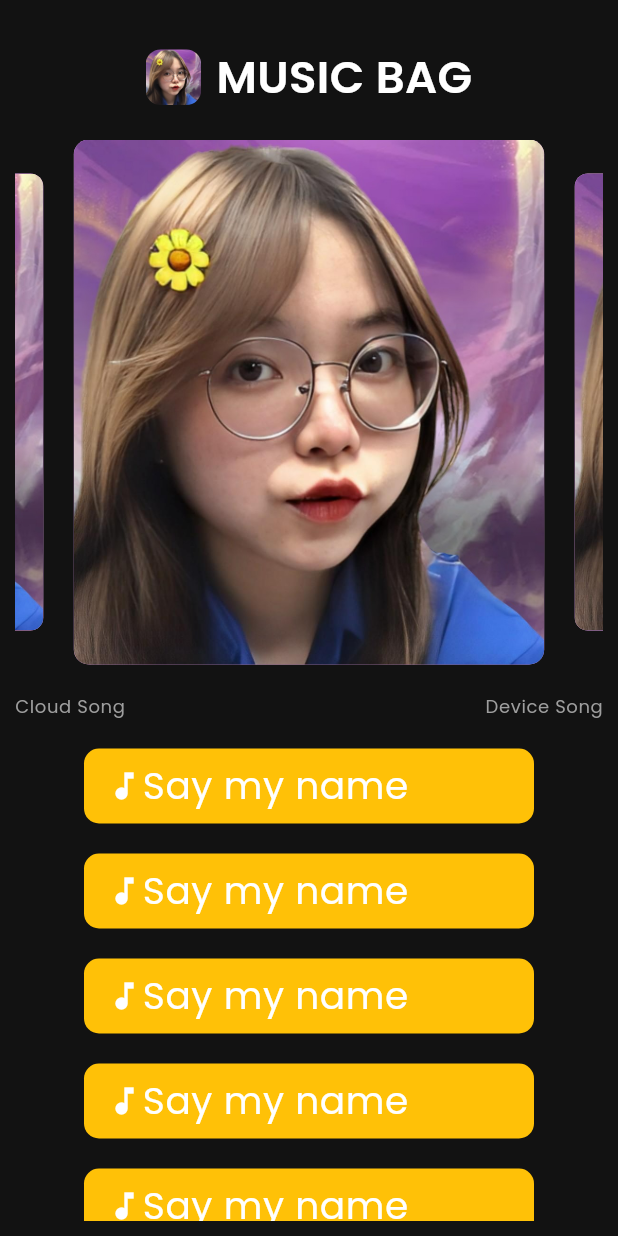
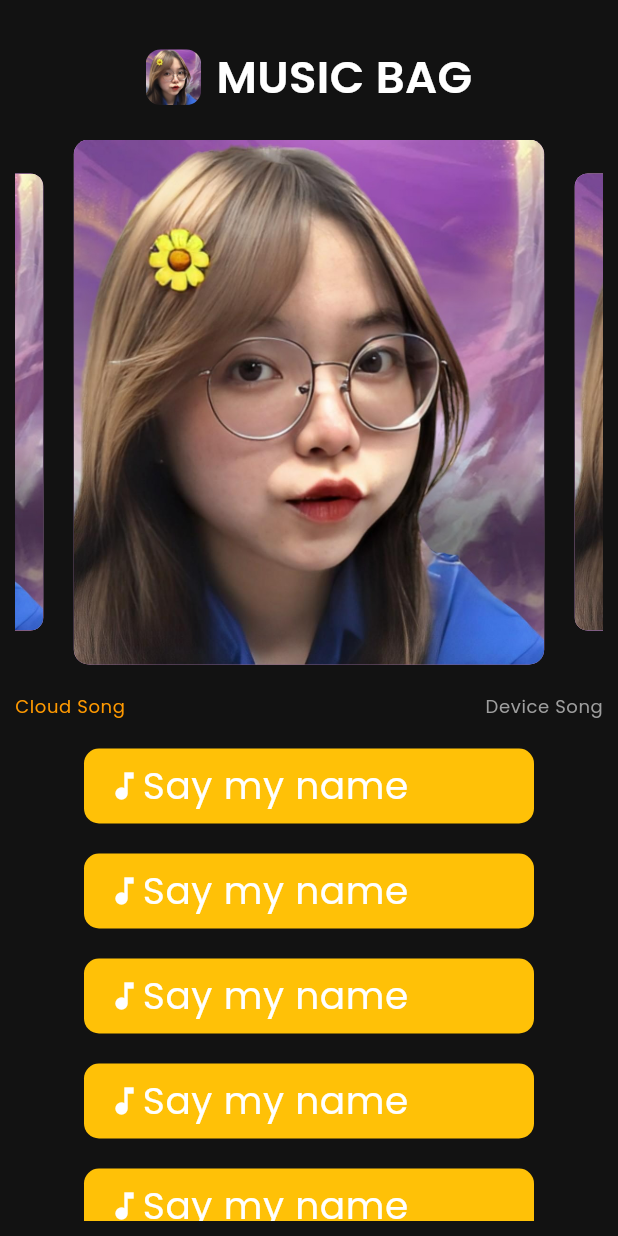
Before and after one commit to tungisdab/My-beats, a Flutter app: the screen it shows after launch, on a phone screen of 412 x 824 dp. Run offline on Flutter 3.47's test engine with Material 3 defaults, Android fonts, the light colour scheme and no system bars; drawn by our look-alikes of carousel_slider; our stand-ins replace get, on_audio_query, permission_handler, syncfusion_flutter_gauges; project files that could hold a hidden picture were left out.

Commit message:
update 20/1

```diff
--- a/lib/pages/home.dart
+++ b/lib/pages/home.dart
@@ -2,6 +2,7 @@ import 'package:flutter/material.dart';
 import 'package:get/get.dart';
 import 'package:my_beats/components/song_header.dart';
 import 'package:my_beats/components/trending_song_slider.dart';
+import 'package:my_beats/config/color.dart';
 import 'package:my_beats/controller/song_data_controller.dart';
 import 'package:my_beats/pages/song_tile.dart';
 
@@ -37,7 +38,9 @@ class _HomeState extends State<Home> {
                     },
                     child: Text(
                       "Cloud Song",
-                      style: Theme.of(context).textTheme.bodySmall,
+                      style: Theme.of(context).textTheme.bodySmall?.copyWith(
+                        color: songDataController.isDeviceSong.value ? lableColor : primaryColor,
+                      ),
                     ),
                   ),
                   InkWell(
@@ -46,7 +49,9 @@ class _HomeState extends State<Home> {
                     },
                     child: Text(
                       "Device Song",
-                      style: Theme.of(context).textTheme.bodySmall,
+                      style: Theme.of(context).textTheme.bodySmall?.copyWith(
+                        color: songDataController.isDeviceSong.value ? primaryColor : lableColor,
+                      ),
                     ),
                   ),
                 ],
@@ -65,13 +70,7 @@ class _HomeState extends State<Home> {
               // SongTile(),
               Obx(() => songDataController.isDeviceSong.value
                 ? Column(
-                  children: [
-                    SizedBox(height: 20),
-                    SongTile(),
-                    SizedBox(height: 20),
-                    SongTile(),
-
-                  ],
+                  children: songDataController.localSongList.value.map((e) => SongTile()).toList()
                 ) : Column(
                   children: [
                     SizedBox(height: 20),
```
Also changed, not shown: lib/controller/song_data_controller.dart (+23 -1 lines).
